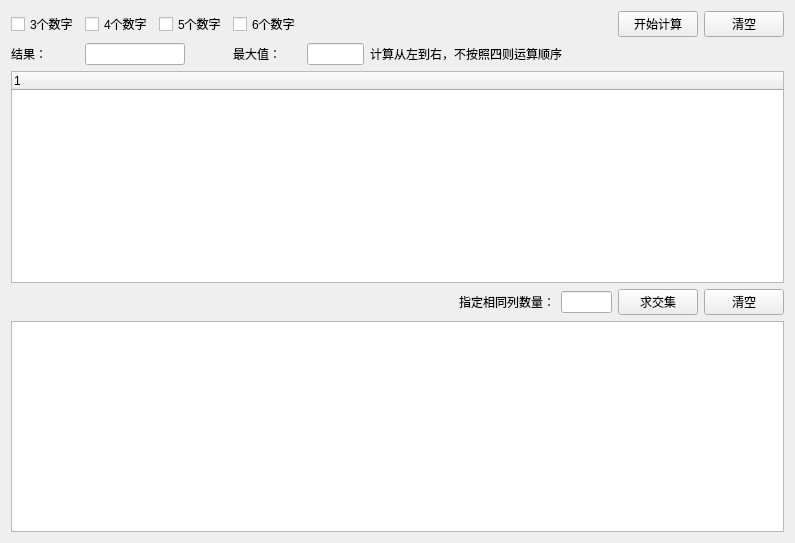
xiaoyanLG/Calculate, file mainwindow.ui: the form before one commit.
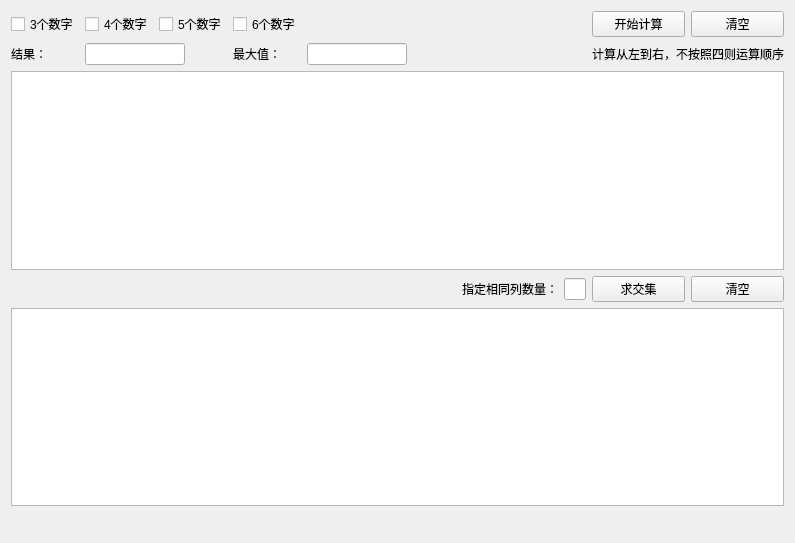
The form after the commit.

Patch:
```diff
--- a/mainwindow.ui
+++ b/mainwindow.ui
@@ -17,55 +17,64 @@
    <layout class="QGridLayout" name="gridLayout_2">
     <item row="0" column="0">
      <layout class="QGridLayout" name="gridLayout">
-      <item row="1" column="2" colspan="2">
-       <widget class="QLineEdit" name="lineEdit_4">
-        <property name="maximumSize">
+      <item row="5" column="0" colspan="12">
+       <widget class="QListWidget" name="listWidget"/>
+      </item>
+      <item row="6" column="3" colspan="9">
+       <spacer name="horizontalSpacer_4">
+        <property name="orientation">
+         <enum>Qt::Horizontal</enum>
+        </property>
+        <property name="sizeHint" stdset="0">
          <size>
-          <width>100</width>
-          <height>16777215</height>
+          <width>668</width>
+          <height>20</height>
          </size>
         </property>
-       </widget>
+       </spacer>
       </item>
-      <item row="2" column="1" colspan="14">
-       <widget class="QTreeWidget" name="treeWidget">
-        <column>
-         <property name="text">
-          <string notr="true">1</string>
-         </property>
-        </column>
+      <item row="6" column="0" colspan="3">
+       <widget class="QLabel" name="label_6">
+        <property name="text">
+         <string/>
+        </property>
        </widget>
       </item>
-      <item row="3" column="10" colspan="3">
-       <widget class="QLineEdit" name="lineEdit_2"/>
-      </item>
-      <item row="0" column="14">
-       <widget class="QPushButton" name="pushButton_2">
-        <property name="maximumSize">
+      <item row="4" column="3" colspan="5">
+       <spacer name="horizontalSpacer_2">
+        <property name="orientation">
+         <enum>Qt::Horizontal</enum>
+        </property>
+        <property name="sizeHint" stdset="0">
          <size>
-          <width>100</width>
-          <height>16777215</height>
+          <width>548</width>
+          <height>20</height>
          </size>
         </property>
+       </spacer>
+      </item>
+      <item row="4" column="0" colspan="3">
+       <widget class="QLabel" name="label_5">
         <property name="text">
-         <string>清空</string>
+         <string/>
         </property>
        </widget>
       </item>
-      <item row="0" column="13">
-       <widget class="QPushButton" name="pushButton">
-        <property name="maximumSize">
-         <size>
-          <width>100</width>
-          <height>16777215</height>
-         </size>
+      <item row="0" column="4">
+       <widget class="QCheckBox" name="checkBox_3">
+        <property name="text">
+         <string>5个数字</string>
         </property>
+       </widget>
+      </item>
+      <item row="0" column="5">
+       <widget class="QCheckBox" name="checkBox_4">
         <property name="text">
-         <string>开始计算</string>
+         <string>6个数字</string>
         </property>
        </widget>
       </item>
-      <item row="0" column="5" colspan="8">
+      <item row="0" column="6">
        <spacer name="horizontalSpacer_3">
         <property name="orientation">
          <enum>Qt::Horizontal</enum>
@@ -78,14 +87,57 @@
         </property>
        </spacer>
       </item>
-      <item row="3" column="9">
+      <item row="0" column="10">
+       <widget class="QPushButton" name="pushButton">
+        <property name="maximumSize">
+         <size>
+          <width>100</width>
+          <height>16777215</height>
+         </size>
+        </property>
+        <property name="text">
+         <string>开始计算</string>
+        </property>
+       </widget>
+      </item>
+      <item row="2" column="0" colspan="2">
+       <widget class="QLabel" name="label">
+        <property name="text">
+         <string>结果：</string>
+        </property>
+       </widget>
+      </item>
+      <item row="2" column="2" colspan="3">
+       <widget class="QLineEdit" name="lineEdit_4">
+        <property name="maximumSize">
+         <size>
+          <width>100</width>
+          <height>16777215</height>
+         </size>
+        </property>
+       </widget>
+      </item>
+      <item row="2" column="5">
+       <widget class="QLabel" name="label_2">
+        <property name="text">
+         <string>最大值：</string>
+        </property>
+       </widget>
+      </item>
+      <item row="3" column="0" colspan="12">
+       <widget class="QTreeView" name="treeView"/>
+      </item>
+      <item row="4" column="8">
        <widget class="QLabel" name="label_4">
         <property name="text">
          <string>指定相同列数量：</string>
         </property>
        </widget>
       </item>
-      <item row="3" column="13">
+      <item row="4" column="9">
+       <widget class="QLineEdit" name="lineEdit_2"/>
+      </item>
+      <item row="4" column="10">
        <widget class="QPushButton" name="pushButton_4">
         <property name="maximumSize">
          <size>
@@ -98,24 +150,57 @@
         </property>
        </widget>
       </item>
-      <item row="0" column="1">
+      <item row="4" column="11">
+       <widget class="QPushButton" name="pushButton_5">
+        <property name="maximumSize">
+         <size>
+          <width>100</width>
+          <height>16777215</height>
+         </size>
+        </property>
+        <property name="text">
+         <string>清空</string>
+        </property>
+       </widget>
+      </item>
+      <item row="0" column="0" colspan="2">
        <widget class="QCheckBox" name="checkBox">
         <property name="text">
          <string>3个数字</string>
         </property>
        </widget>
       </item>
-      <item row="4" column="1" colspan="14">
-       <widget class="QListWidget" name="listWidget"/>
+      <item row="0" column="2" colspan="2">
+       <widget class="QCheckBox" name="checkBox_2">
+        <property name="text">
+         <string>4个数字</string>
+        </property>
+       </widget>
       </item>
-      <item row="1" column="1">
-       <widget class="QLabel" name="label">
+      <item row="2" column="6">
+       <widget class="QLineEdit" name="lineEdit">
+        <property name="maximumSize">
+         <size>
+          <width>100</width>
+          <height>16777215</height>
+         </size>
+        </property>
+       </widget>
+      </item>
+      <item row="0" column="11">
+       <widget class="QPushButton" name="pushButton_2">
+        <property name="maximumSize">
+         <size>
+          <width>100</width>
+          <height>16777215</height>
+         </size>
+        </property>
         <property name="text">
-         <string>结果：</string>
+         <string>清空</string>
         </property>
        </widget>
       </item>
-      <item row="1" column="11" colspan="4">
+      <item row="2" column="8" colspan="2">
        <spacer name="horizontalSpacer">
         <property name="orientation">
          <enum>Qt::Horizontal</enum>
@@ -128,84 +213,13 @@
         </property>
        </spacer>
       </item>
-      <item row="1" column="6" colspan="5">
+      <item row="2" column="10" colspan="2">
        <widget class="QLabel" name="label_3">
         <property name="text">
          <string>计算从左到右，不按照四则运算顺序</string>
         </property>
        </widget>
       </item>
-      <item row="1" column="5">
-       <widget class="QLineEdit" name="lineEdit">
-        <property name="maximumSize">
-         <size>
-          <width>100</width>
-          <height>16777215</height>
-         </size>
-        </property>
-       </widget>
-      </item>
-      <item row="3" column="14">
-       <widget class="QPushButton" name="pushButton_5">
-        <property name="maximumSize">
-         <size>
-          <width>100</width>
-          <height>16777215</height>
-         </size>
-        </property>
-        <property name="text">
-         <string>清空</string>
-        </property>
-       </widget>
-      </item>
-      <item row="1" column="4">
-       <widget class="QLabel" name="label_2">
-        <property name="text">
-         <string>最大值：</string>
-        </property>
-       </widget>
-      </item>
-      <item row="0" column="4">
-       <widget class="QCheckBox" name="checkBox_4">
-        <property name="text">
-         <string>6个数字</string>
-        </property>
-       </widget>
-      </item>
-      <item row="0" column="3">
-       <widget class="QCheckBox" name="checkBox_3">
-        <property name="text">
-         <string>5个数字</string>
-        </property>
-       </widget>
-      </item>
-      <item row="0" column="2">
-       <widget class="QCheckBox" name="checkBox_2">
-        <property name="text">
-         <string>4个数字</string>
-        </property>
-       </widget>
-      </item>
-      <item row="3" column="1">
-       <widget class="QLabel" name="label_5">
-        <property name="text">
-         <string/>
-        </property>
-       </widget>
-      </item>
-      <item row="3" column="2" colspan="7">
-       <spacer name="horizontalSpacer_2">
-        <property name="orientation">
-         <enum>Qt::Horizontal</enum>
-        </property>
-        <property name="sizeHint" stdset="0">
-         <size>
-          <width>548</width>
-          <height>20</height>
-         </size>
-        </property>
-       </spacer>
-      </item>
      </layout>
     </item>
    </layout>
```
